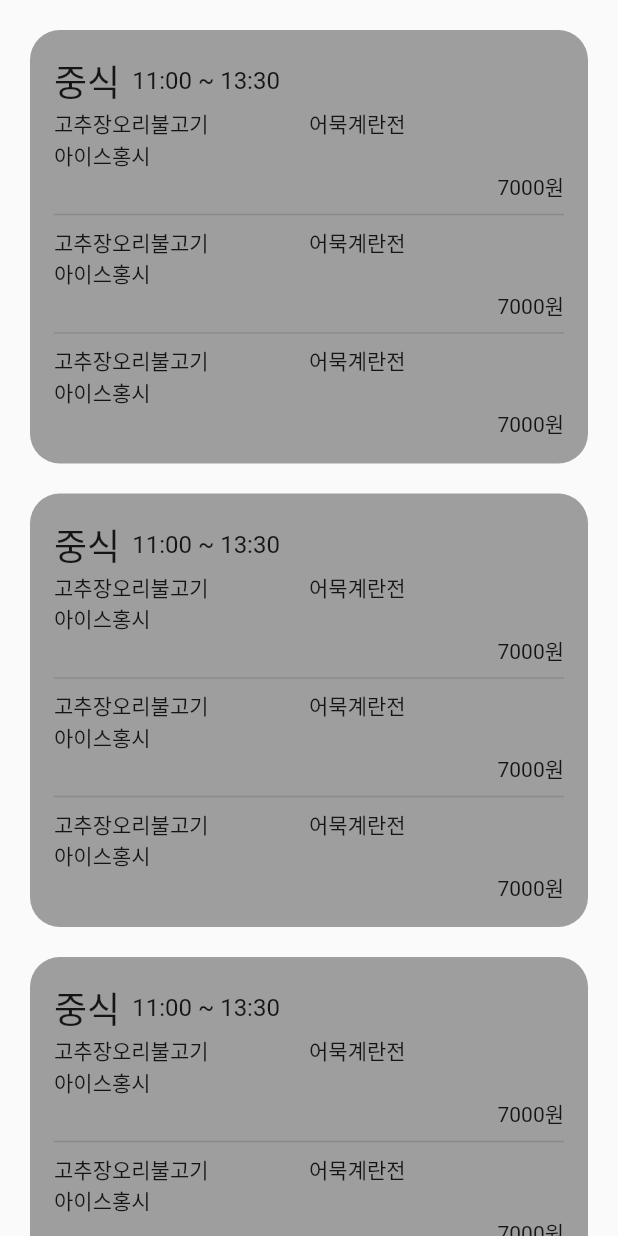
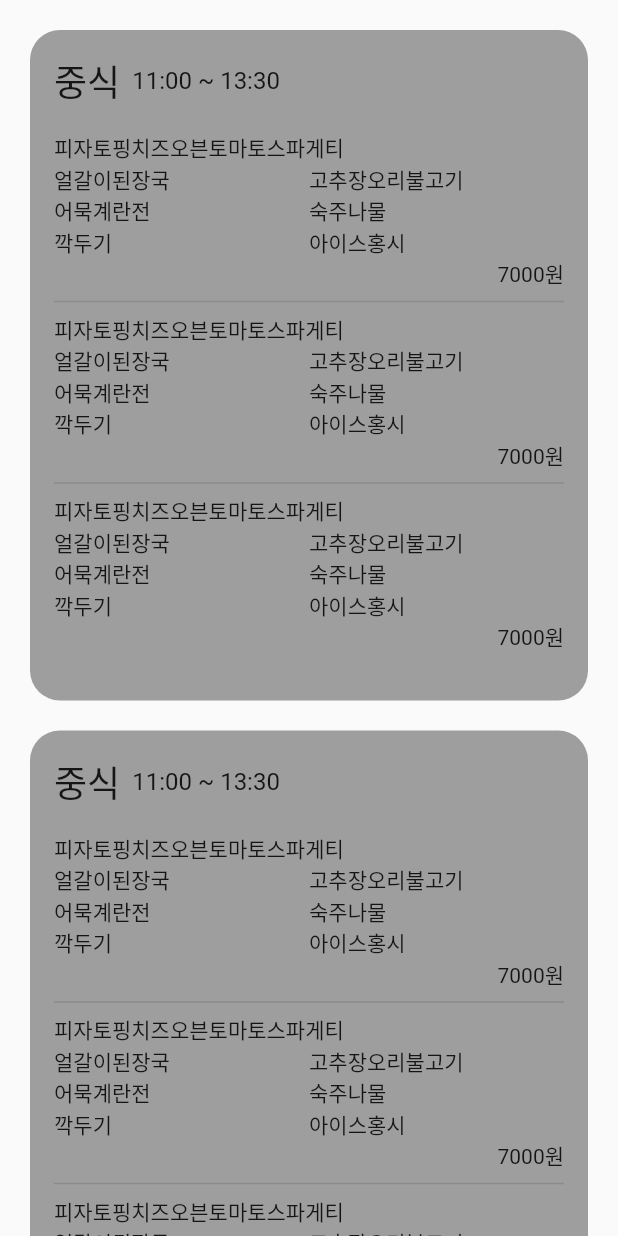
Before and after one commit to mun9769/inhameal_flutter_project, a Flutter app: the screen it shows after launch, on a phone screen of 412 x 824 dp. Run offline on Flutter 3.47's test engine with Material 2 defaults, Android fonts, the light colour scheme and no system bars; our stand-ins replace page_view_dot_indicator, shared_preferences; missing offline and left inert: home_widget.

Commit message:
#18 - MenuBoardView 구현
텍스트를 2column으로 보여준다. 만약 텍스트가 overflow한다면 1column이다.

```diff
--- a/lib/View/component/MenuBoardView.dart
+++ b/lib/View/component/MenuBoardView.dart
@@ -46,6 +46,7 @@
                 ],
               ),
               ListView.separated(
+                padding: EdgeInsets.symmetric(vertical: 16.0),
                 shrinkWrap: true,
                 physics: const NeverScrollableScrollPhysics(),
                 itemCount: lunch.length,
@@ -74,46 +75,21 @@
     List<Row> rows = [];
     while (idx < menus.length) {
       Row row;
-      List<String> s = [menus[idx++]];
+      List<String> s = [];
 
-      if (idx < menus.length &&
-          !hasTextOverflow(menus[idx], TextStyle(), maxWidth)) {
+      if (idx + 1 < menus.length &&
+          !hasTextOverflow(menus[idx], TextStyle(), maxWidth) &&
+          !hasTextOverflow(menus[idx + 1], TextStyle(), maxWidth)) {
+        s.add(menus[idx++]);
+        s.add(menus[idx++]);
+      } else {
         s.add(menus[idx++]);
       }
 
-      row = Row (
-        children: [
-          for(String menu in s)
-            Expanded(
-              flex: 1,
-              child: Text(menu)
-            )
-        ]
-      );
+      row = Row(children: [
+        for (String menu in s) Expanded(flex: 1, child: Text(menu))
+      ]);
 
-////////////////////////////////////////////////////////////////////////////////////////////////////////////
-      if (idx == menus.length - 1) {
-        row = Row(children: [Text(menus[idx++])]);
-      } else if (!hasTextOverflow(menus[idx], TextStyle(), maxWidth) &&
-          !hasTextOverflow(menus[idx + 1], TextStyle(), maxWidth)) {
-        row = Row(
-          children: [
-            Expanded(
-              flex: 1,
-              child: Text(menus[idx++]),
-            ),
-            Expanded(
-              flex: 1,
-              child: Text(menus[idx++]),
-            ),
-          ],
-        );
-      } else {
-        row = Row(
-          children: [Text(menus[idx++])],
-        );
-      }
-      //////////////////////////////////////////////////////////////////////////////////////////
       rows.add(row);
     }
     rows.add(Row(children: [Spacer(), Text("7000원")]));
```
